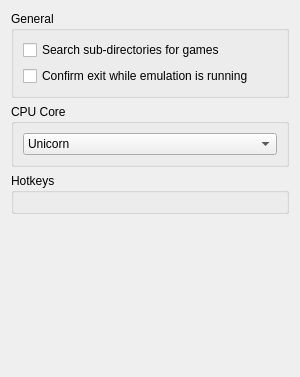
Above: src/yuzu/configuration/configure_general.ui from rorrim-rorrim/eden-alt before the change. Below: the same form after it.
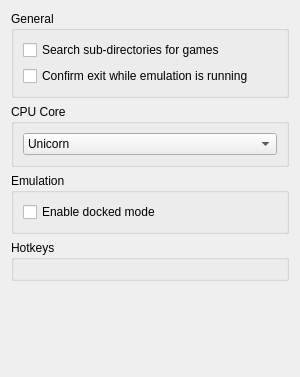
That is the form after the change. Custom widgets are drawn as their Qt base class.

Commit message: qt: Add config option for is_docked.

```diff
--- a/src/yuzu/configuration/configure_general.ui
+++ b/src/yuzu/configuration/configure_general.ui
@@ -70,6 +70,26 @@
          </layout>
        </widget>
      </item>
+     <item>
+      <widget class="QGroupBox" name="groupBox_4">
+       <property name="title">
+        <string>Emulation</string>
+       </property>
+        <layout class="QHBoxLayout" name="horizontalLayout_8">
+          <item>
+            <layout class="QVBoxLayout" name="verticalLayout_6">
+              <item>
+                <widget class="QCheckBox" name="is_docked">
+                  <property name="text">
+                    <string>Enable docked mode</string>
+                  </property>
+                </widget>
+              </item>
+            </layout>
+          </item>
+        </layout>
+      </widget>
+     </item>
      <item>
       <widget class="QGroupBox" name="groupBox_3">
        <property name="title">
```
The commit also changes 1 other file.
